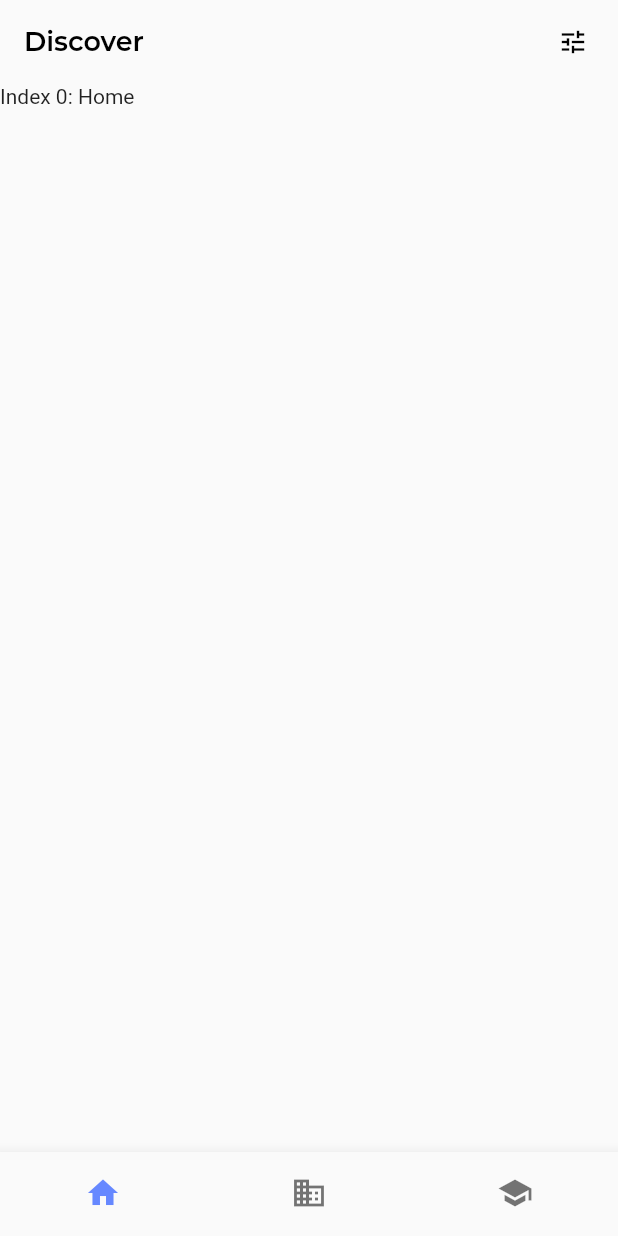
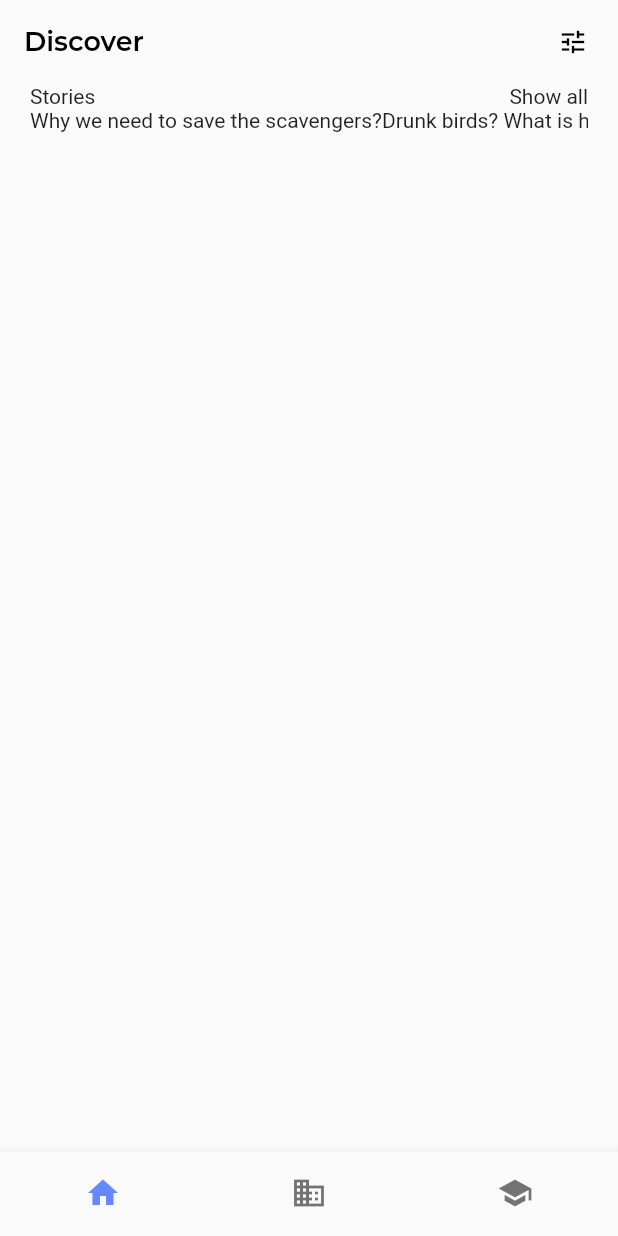
Before and after one commit to AppCreativity/BirdAtlas, a Flutter app: the screen it shows after launch, on a phone screen of 412 x 824 dp. Run offline on Flutter 3.47's test engine with Material 2 defaults, Android fonts, the phone set to English and light mode, and no system bars.

```diff
--- a/frontend_fultter/lib/main/tabs/discoverTab.dart
+++ b/frontend_fultter/lib/main/tabs/discoverTab.dart
@@ -6,7 +6,62 @@ class DiscoverTab extends StatelessWidget {
   Widget build(BuildContext context) {
     return Scaffold(
       appBar: TabAppBar('Discover'),
-      body: Text('Index 0: Home'),
+      body: DiscoverBody(),
     );
   }
 }
+
+class DiscoverBody extends StatelessWidget {
+  @override
+  Widget build(BuildContext context) {
+    return Padding(
+      padding: EdgeInsets.fromLTRB(20.0, 0.0, 20.0, 0),
+      child: ListView(
+        children: <Widget>[
+          CategoryHeaderListItem('Stories'),
+          StoriesListItem()
+        ],
+      ),
+    );
+  }
+}
+
+class CategoryHeaderListItem extends StatelessWidget {
+  final String category;
+
+  CategoryHeaderListItem(this.category);
+
+  @override
+  Widget build(BuildContext context) {
+    return Row(
+      mainAxisAlignment: MainAxisAlignment.spaceBetween,
+      children: <Widget>[
+        Text(category),
+        InkWell(
+          child: Text('Show all'),
+          onTap: () => print('Tap - Show all'),
+        )
+      ],
+    );
+  }
+}
+
+class StoriesListItem extends StatelessWidget {
+  final stories = [
+    'Why we need to save the scavengers?',
+    'Drunk birds? What is happening...',
+    'The great travel, following the winter migration.'
+  ];
+
+  @override
+  Widget build(BuildContext context) {
+    return SizedBox(
+        height: 200,
+        child: ListView.builder(
+            scrollDirection: Axis.horizontal,
+            itemCount: stories.length,
+            itemBuilder: (context, index) {
+              return Container(child: Text(stories[index]));
+            }));
+  }
+}
--- a/frontend_fultter/lib/main/tabs/tabAppBar.dart
+++ b/frontend_fultter/lib/main/tabs/tabAppBar.dart
@@ -31,7 +31,7 @@ class _TabAppBarState extends State<TabAppBar> {
         Padding(
             padding: EdgeInsets.only(right: 20.0),
             child: GestureDetector(
-                onTap: () {}, //TODO: Glenn - handle settings tap
+                onTap: () => print('Tap - setting'),
                 child: Icon(
                   Icons.tune,
                 )))
```
